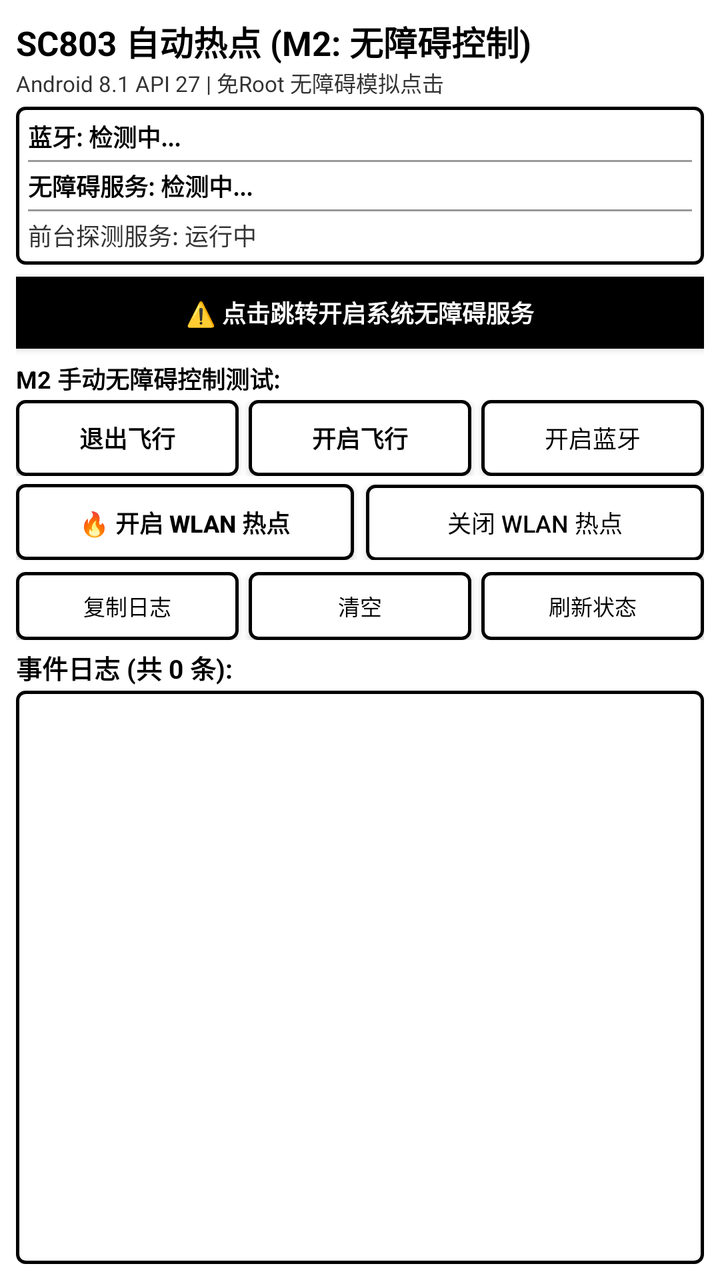
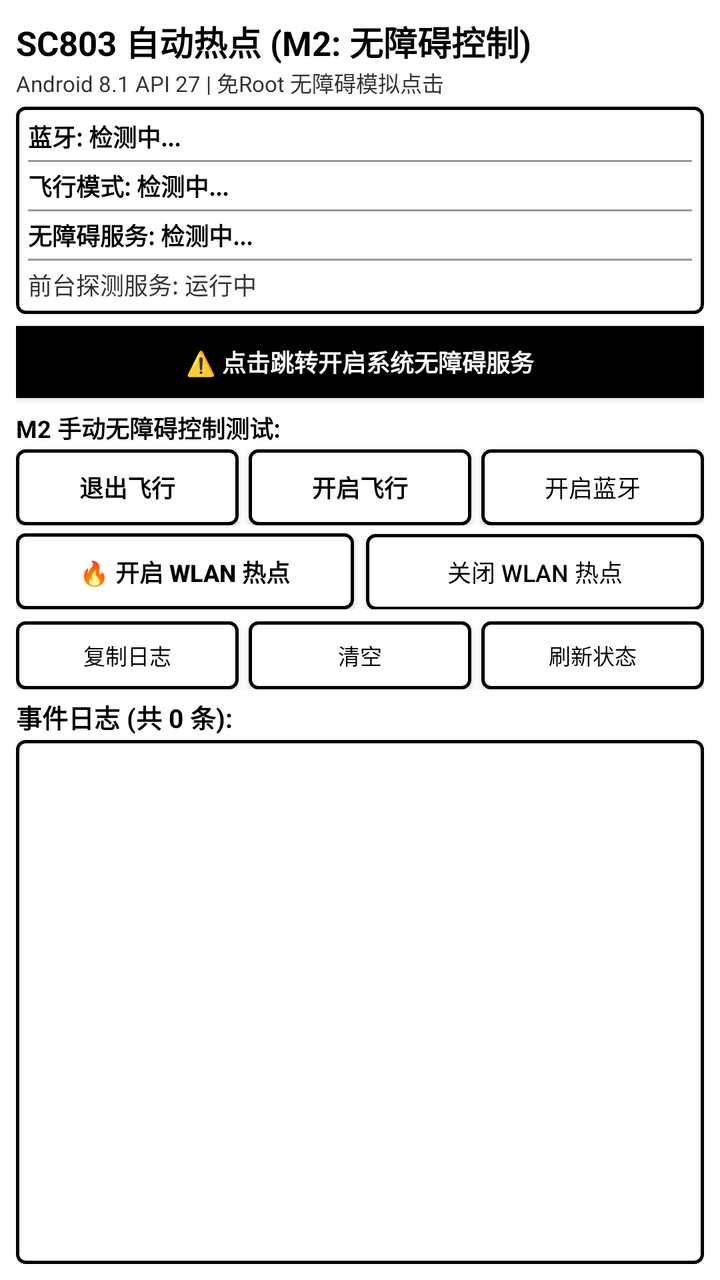

An Android layout rendered at two revisions. The XML below is the earlier revision; the diff shows what the commit changed to produce the second picture.
<!-- AndroidManifest.xml: application theme Theme.SC803Probe -->
<!-- res/layout/activity_main.xml -->
<?xml version="1.0" encoding="utf-8"?>
<LinearLayout xmlns:android="http://schemas.android.com/apk/res/android"
    android:layout_width="match_parent"
    android:layout_height="match_parent"
    android:orientation="vertical"
    android:background="@color/white"
    android:padding="8dp">

    
    <TextView
        android:layout_width="match_parent"
        android:layout_height="wrap_content"
        android:text="SC803 自动热点 (M2: 无障碍控制)"
        android:textColor="@color/black"
        android:textSize="17sp"
        android:textStyle="bold" />

    <TextView
        android:layout_width="match_parent"
        android:layout_height="wrap_content"
        android:text="Android 8.1 API 27 | 免Root 无障碍模拟点击"
        android:textColor="@color/dark_gray"
        android:textSize="11sp"
        android:layout_marginBottom="4dp" />

    
    <LinearLayout
        android:layout_width="match_parent"
        android:layout_height="wrap_content"
        android:orientation="vertical"
        android:background="@drawable/card_border"
        android:padding="6dp"
        android:layout_marginBottom="6dp">

        <TextView
            android:id="@+id/tv_bt_status"
            android:layout_width="match_parent"
            android:layout_height="wrap_content"
            android:text="蓝牙: 检测中..."
            android:textColor="@color/black"
            android:textSize="12sp"
            android:textStyle="bold" />

        <View
            android:layout_width="match_parent"
            android:layout_height="1dp"
            android:background="@color/divider_color"
            android:layout_marginTop="3dp"
            android:layout_marginBottom="3dp" />

        <TextView
            android:id="@+id/tv_accessibility_status"
            android:layout_width="match_parent"
            android:layout_height="wrap_content"
            android:text="无障碍服务: 检测中..."
            android:textColor="@color/black"
            android:textSize="12sp"
            android:textStyle="bold" />

        <View
            android:layout_width="match_parent"
            android:layout_height="1dp"
            android:background="@color/divider_color"
            android:layout_marginTop="3dp"
            android:layout_marginBottom="3dp" />

        <TextView
            android:id="@+id/tv_service_status"
            android:layout_width="match_parent"
            android:layout_height="wrap_content"
            android:text="前台探测服务: 运行中"
            android:textColor="@color/dark_gray"
            android:textSize="12sp" />
    </LinearLayout>

    
    <Button
        android:id="@+id/btn_open_accessibility"
        android:layout_width="match_parent"
        android:layout_height="36dp"
        android:text="⚠️ 点击跳转开启系统无障碍服务"
        android:textColor="@color/white"
        android:background="@color/black"
        android:textSize="12sp"
        android:textStyle="bold"
        android:layout_marginBottom="6dp" />

    
    <TextView
        android:layout_width="match_parent"
        android:layout_height="wrap_content"
        android:text="M2 手动无障碍控制测试:"
        android:textColor="@color/black"
        android:textSize="12sp"
        android:textStyle="bold"
        android:layout_marginBottom="2dp" />

    
    <LinearLayout
        android:layout_width="match_parent"
        android:layout_height="wrap_content"
        android:orientation="horizontal"
        android:layout_marginBottom="4dp">

        <Button
            android:id="@+id/btn_airplane_off"
            android:layout_width="0dp"
            android:layout_height="38dp"
            android:layout_weight="1"
            android:text="退出飞行"
            android:textColor="@color/black"
            android:textSize="12sp"
            android:textStyle="bold"
            android:background="@drawable/btn_border"
            android:layout_marginEnd="3dp" />

        <Button
            android:id="@+id/btn_airplane_on"
            android:layout_width="0dp"
            android:layout_height="38dp"
            android:layout_weight="1"
            android:text="开启飞行"
            android:textColor="@color/black"
            android:textSize="12sp"
            android:textStyle="bold"
            android:background="@drawable/btn_border"
            android:layout_marginStart="2dp"
            android:layout_marginEnd="3dp" />

        <Button
            android:id="@+id/btn_bluetooth_on"
            android:layout_width="0dp"
            android:layout_height="38dp"
            android:layout_weight="1"
            android:text="开启蓝牙"
            android:textColor="@color/black"
            android:textSize="12sp"
            android:background="@drawable/btn_border"
            android:layout_marginStart="2dp" />
    </LinearLayout>

    
    <LinearLayout
        android:layout_width="match_parent"
        android:layout_height="wrap_content"
        android:orientation="horizontal"
        android:layout_marginBottom="6dp">

        <Button
            android:id="@+id/btn_hotspot_on"
            android:layout_width="0dp"
            android:layout_height="38dp"
            android:layout_weight="1"
            android:text="🔥 开启 WLAN 热点"
            android:textColor="@color/black"
            android:textSize="12sp"
            android:textStyle="bold"
            android:background="@drawable/btn_border"
            android:layout_marginEnd="3dp" />

        <Button
            android:id="@+id/btn_hotspot_off"
            android:layout_width="0dp"
            android:layout_height="38dp"
            android:layout_weight="1"
            android:text="关闭 WLAN 热点"
            android:textColor="@color/black"
            android:textSize="12sp"
            android:background="@drawable/btn_border"
            android:layout_marginStart="3dp" />
    </LinearLayout>

    
    <LinearLayout
        android:layout_width="match_parent"
        android:layout_height="wrap_content"
        android:orientation="horizontal"
        android:layout_marginBottom="4dp">

        <Button
            android:id="@+id/btn_copy_logs"
            android:layout_width="0dp"
            android:layout_height="34dp"
            android:layout_weight="1"
            android:text="复制日志"
            android:textColor="@color/black"
            android:textSize="11sp"
            android:background="@drawable/btn_border"
            android:layout_marginEnd="3dp" />

        <Button
            android:id="@+id/btn_clear_logs"
            android:layout_width="0dp"
            android:layout_height="34dp"
            android:layout_weight="1"
            android:text="清空"
            android:textColor="@color/black"
            android:textSize="11sp"
            android:background="@drawable/btn_border"
            android:layout_marginStart="2dp"
            android:layout_marginEnd="3dp" />

        <Button
            android:id="@+id/btn_refresh"
            android:layout_width="0dp"
            android:layout_height="34dp"
            android:layout_weight="1"
            android:text="刷新状态"
            android:textColor="@color/black"
            android:textSize="11sp"
            android:background="@drawable/btn_border"
            android:layout_marginStart="2dp" />
    </LinearLayout>

    
    <TextView
        android:id="@+id/tv_log_summary"
        android:layout_width="match_parent"
        android:layout_height="wrap_content"
        android:text="事件日志 (共 0 条):"
        android:textColor="@color/black"
        android:textSize="13sp"
        android:textStyle="bold"
        android:layout_marginBottom="2dp" />

    
    <FrameLayout
        android:layout_width="match_parent"
        android:layout_height="0dp"
        android:layout_weight="1"
        android:background="@drawable/card_border"
        android:padding="2dp">

        <androidx.recyclerview.widget.RecyclerView
            android:id="@+id/rv_logs"
            android:layout_width="match_parent"
            android:layout_height="match_parent"
            android:scrollbars="vertical" />
    </FrameLayout>

</LinearLayout>
<!-- resources referenced by this layout -->
<resources>
  <color name="black">#000000</color>
  <color name="dark_gray">#333333</color>
  <color name="divider_color">#999999</color>
  <color name="white">#FFFFFF</color>
  <!-- drawable btn_border (drawable) -->
  <?xml version="1.0" encoding="utf-8"?>
  <ripple xmlns:android="http://schemas.android.com/apk/res/android"
      android:color="@color/light_gray">
      <item>
          <shape android:shape="rectangle">
              <solid android:color="@color/white" />
              <stroke
                  android:width="1.5dp"
                  android:color="@color/black" />
              <corners android:radius="4dp" />
              <padding
                  android:left="8dp"
                  android:top="6dp"
                  android:right="8dp"
                  android:bottom="6dp" />
          </shape>
      </item>
  </ripple>
  <!-- drawable card_border (drawable) -->
  <?xml version="1.0" encoding="utf-8"?>
  <shape xmlns:android="http://schemas.android.com/apk/res/android"
      android:shape="rectangle">
      <solid android:color="@color/white" />
      <stroke
          android:width="1.5dp"
          android:color="@color/black" />
      <corners android:radius="4dp" />
  </shape>
  <style name="Theme.SC803Probe" parent="Theme.AppCompat.Light.NoActionBar">
          <item name="colorPrimary">@color/black</item>
          <item name="colorPrimaryDark">@color/black</item>
          <item name="colorAccent">@color/black</item>
          <item name="android:windowBackground">@color/white</item>
          <item name="android:textColor">@color/black</item>
      </style>
  <color name="light_gray">#E0E0E0</color>
</resources>

<!-- the commit's change to res/layout/activity_main.xml (unified diff, before → after) -->
@@ -49,6 +49,22 @@
             android:layout_marginBottom="3dp" />
 
         <TextView
+            android:id="@+id/tv_airplane_status"
+            android:layout_width="match_parent"
+            android:layout_height="wrap_content"
+            android:text="飞行模式: 检测中..."
+            android:textColor="@color/black"
+            android:textSize="12sp"
+            android:textStyle="bold" />
+
+        <View
+            android:layout_width="match_parent"
+            android:layout_height="1dp"
+            android:background="@color/divider_color"
+            android:layout_marginTop="3dp"
+            android:layout_marginBottom="3dp" />
+
+        <TextView
             android:id="@+id/tv_accessibility_status"
             android:layout_width="match_parent"
             android:layout_height="wrap_content"
